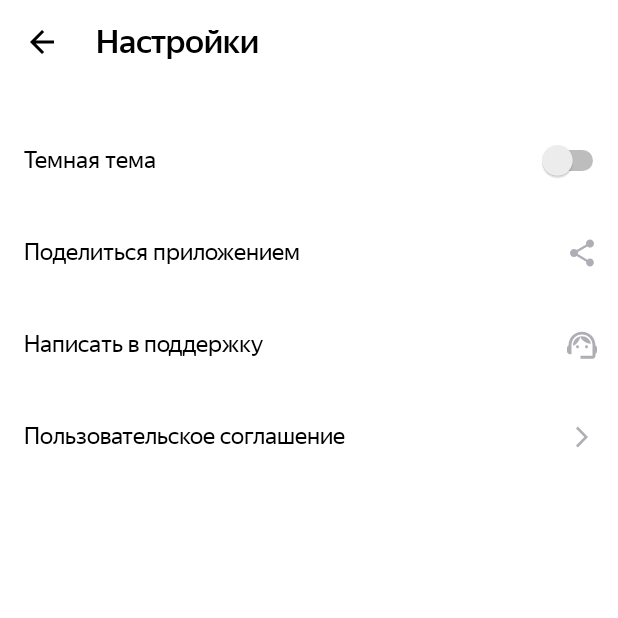
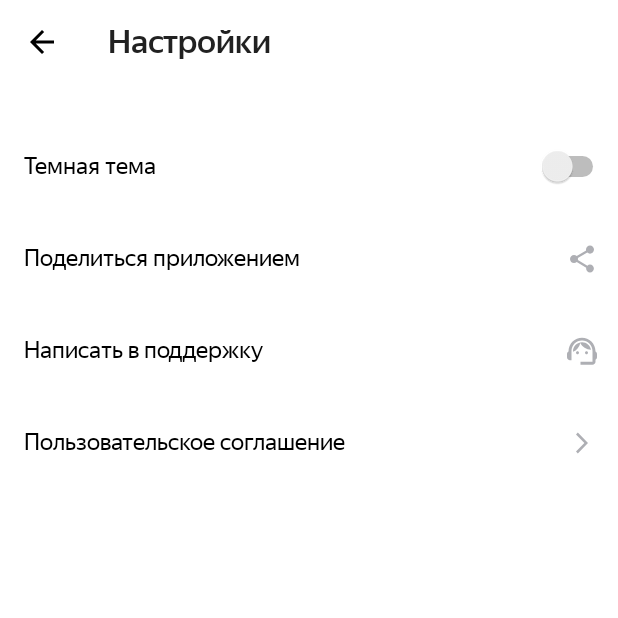
Before and after one commit to andrei-urich/Playlist_Maker, an Android app: the SettingsActivity screen opened directly, with no data from a screen before it, on a phone screen of 412 x 824 dp, the top half of it. Run offline under Robolectric (Android 15) with nearby library versions, the phone set to English and light mode, and no system bars.

Commit message:
1. Откорректировал по замечаниям (заменил нулевое значение переменной сохранения текста в строке поиске, вынес в ресурсы из мейл-интента) 2. Исправил ошибку отличия цвета тулбара в темной теме от остального фона. Оказывается, чреный цвет тулбара 1A1B22 я задал правильно (как в макете), но забыл ставить этот цвет на корневых элементах верстки экранов при переходе на темную тему. Поправил. 3. Добавил тулбар на экран Настройки, сделал стиль для тулбара.

```diff
--- a/app/src/main/java/com/example/playlistmaker/SearchActivity.kt
+++ b/app/src/main/java/com/example/playlistmaker/SearchActivity.kt
@@ -16,13 +16,13 @@ import androidx.appcompat.widget.Toolbar
 
 class SearchActivity : AppCompatActivity() {
 
-    private var searchText: String? = null
+    private var searchText = SEARCH_TEXT_BLANK
 
     override fun onCreate(savedInstanceState: Bundle?) {
         super.onCreate(savedInstanceState)
         setContentView(R.layout.activity_search)
 
-        val toolbar = findViewById<Toolbar>(R.id.tbSearch)
+        val searchToolbar = findViewById<Toolbar>(R.id.tbSearch)
         val searchBar = findViewById<EditText>(R.id.search_bar)
         val clearButton = findViewById<ImageView>(R.id.iv_clearButton)
         val searchScreen = findViewById<View>(R.id.search_main)
@@ -32,7 +32,7 @@ class SearchActivity : AppCompatActivity() {
         val inputMethodManager =
             getSystemService(Context.INPUT_METHOD_SERVICE) as? InputMethodManager
 
-        toolbar.setOnClickListener {
+        searchToolbar.setOnClickListener {
             val intent = Intent(this, MainActivity::class.java)
             startActivity(intent)
         }
@@ -78,11 +78,12 @@ class SearchActivity : AppCompatActivity() {
         persistentState: PersistableBundle?
     ) {
         super.onRestoreInstanceState(savedInstanceState, persistentState)
-        searchText = savedInstanceState?.getString(SEARCH_TEXT)
+        searchText = savedInstanceState?.getString(SEARCH_TEXT) ?: SEARCH_TEXT_BLANK
     }
 
     companion object {
         const val SEARCH_TEXT = "SEARCH_TEXT"
+        const val SEARCH_TEXT_BLANK=""
     }
 
 }
--- a/app/src/main/java/com/example/playlistmaker/SettingsActivity.kt
+++ b/app/src/main/java/com/example/playlistmaker/SettingsActivity.kt
@@ -6,6 +6,7 @@ import android.os.Bundle
 import android.widget.ImageView
 import android.widget.Switch
 import androidx.appcompat.app.AppCompatActivity
+import androidx.appcompat.widget.Toolbar
 
 
 class SettingsActivity : AppCompatActivity() {
@@ -13,14 +14,14 @@ class SettingsActivity : AppCompatActivity() {
         super.onCreate(savedInstanceState)
         setContentView(R.layout.activity_settings)
 
-        val backButton = findViewById<ImageView>(R.id.iv_Back)
+        val settingsToolbar = findViewById<Toolbar>(R.id.tbSettings)
         val themeChangeButton = findViewById<Switch>(R.id.swtch)
         val shareButton = findViewById<ImageView>(R.id.iv_option2)
         val callSupportButton = findViewById<ImageView>(R.id.iv_option3)
         val readAgreementButton = findViewById<ImageView>(R.id.iv_option4)
 
 
-        backButton.setOnClickListener {
+        settingsToolbar.setOnClickListener {
             val intent = Intent(this, MainActivity::class.java)
             startActivity(intent)
         }
@@ -34,7 +35,7 @@ class SettingsActivity : AppCompatActivity() {
         callSupportButton.setOnClickListener {
             val emailIntent = Intent(Intent.ACTION_SENDTO)
             emailIntent.data = Uri.parse("mailto:")
-            emailIntent.putExtra(Intent.EXTRA_EMAIL, arrayOf("andrei.urich@yandex.ru"))
+            emailIntent.putExtra(Intent.EXTRA_EMAIL, arrayOf(getString(R.string.supportEmail)))
             emailIntent.putExtra(
                 Intent.EXTRA_SUBJECT,
                 getString(R.string.callSupportDefaultSubject)
--- a/app/src/main/res/layout/activity_search.xml
+++ b/app/src/main/res/layout/activity_search.xml
@@ -4,22 +4,18 @@
     xmlns:tools="http://schemas.android.com/tools"
     android:id="@+id/search_main"
     android:layout_width="match_parent"
-    android:layout_height="match_parent">
+    android:layout_height="match_parent"
+    android:background="@color/primary"
+    >
 
     <!-- Тулбар -->
 
     <androidx.appcompat.widget.Toolbar
         android:id="@+id/tbSearch"
-        android:layout_width="match_parent"
-        android:layout_height="wrap_content"
-        app:layout_constraintStart_toStartOf="parent"
-        app:layout_constraintEnd_toEndOf="parent"
-        app:layout_constraintTop_toTopOf="parent"
-        android:background="@color/primary"
+        style="@style/my_toolbar"
+        app:titleTextAppearance="@style/my_toolbar"
         app:title="@string/search_head"
-        app:navigationIcon="@drawable/ic_arrow_back"
-
-        >
+        tools:ignore="MissingConstraints">
 
     </androidx.appcompat.widget.Toolbar>
 
--- a/app/src/main/res/layout/activity_settings.xml
+++ b/app/src/main/res/layout/activity_settings.xml
@@ -3,24 +3,18 @@
     xmlns:app="http://schemas.android.com/apk/res-auto"
     xmlns:tools="http://schemas.android.com/tools"
     android:layout_width="match_parent"
-    android:layout_height="match_parent">
+    android:layout_height="match_parent"
+    android:background="@color/primary">
 
-    <!-- Хедер экрана -->
+    <!-- Тулбар -->
 
-    <ImageView
-        android:id="@+id/iv_Back"
-        style="@style/header_image_style"
-        android:src="@drawable/ic_arrow_back"
-        app:layout_constraintStart_toStartOf="parent"
-        app:layout_constraintTop_toTopOf="parent"
+    <androidx.appcompat.widget.Toolbar
+        android:id="@+id/tbSettings"
+        style="@style/my_toolbar"
+        app:title="@string/setup_head"
+        tools:ignore="MissingConstraints"
+        app:titleTextAppearance="@style/my_toolbar"
         />
-
-    <TextView
-        android:id="@+id/tv_head"
-        style="@style/header_style"
-        android:text="@string/setup_head"
-        app:layout_constraintStart_toEndOf="@+id/iv_Back"
-        app:layout_constraintTop_toTopOf="parent" />
 
     <!-- первый пункт меню  -->
 
@@ -35,7 +29,7 @@
         app:layout_constraintHorizontal_chainStyle="spread_inside"
         app:layout_constraintRight_toLeftOf="@id/space_settings1"
         app:layout_constraintStart_toStartOf="parent"
-        app:layout_constraintTop_toBottomOf="@+id/tv_head" />
+        app:layout_constraintTop_toBottomOf="@+id/tbSettings" />
 
     <Space
         android:id="@+id/space_settings1"
@@ -46,7 +40,7 @@
 
         app:layout_constraintLeft_toRightOf="@id/tv_option1"
         app:layout_constraintRight_toLeftOf="@id/swtch"
-        app:layout_constraintTop_toBottomOf="@+id/tv_head" />
+        app:layout_constraintTop_toBottomOf="@+id/tbSettings" />
 
     <Switch
         android:id="@+id/swtch"
--- a/app/src/main/res/values/strings.xml
+++ b/app/src/main/res/values/strings.xml
@@ -20,6 +20,7 @@
     <string name="callSupportDefaultMessage">Спасибо разработчикам и разработчицам за крутое приложение!</string>
     <string name="callSupportDefaultSubject">Сообщение разработчикам и разработчицам приложения Playlist Maker</string>
     <string name="callSupportChooserHeader">Написать в поддержку</string>
+    <string name="supportEmail">andrei.urich@yandex.ru</string>
 
     <string name="agreement_link">https://yandex.ru/legal/practicum_offer/</string>
 
--- a/app/src/main/res/values/style.xml
+++ b/app/src/main/res/values/style.xml
@@ -62,31 +62,21 @@
 
     </style>
 
-    <!-- стили заголовков экранов -->
-
-    <!-- стиль кнопки -->
-    <style name="header_image_style">
-        <item name="android:layout_width">@dimen/minButtonHeight</item>
-        <item name="android:layout_height">@dimen/minButtonHeight</item>
-        <item name="android:layout_margin">@dimen/settings_head_margin</item>
-        <item name="android:clickable">true</item>
-        <item name="android:padding">@dimen/screen_padding_small</item>
-        <item name="tint">@color/back_arrow</item>
+    <!-- стиль Тулбара -->
+    <style name="my_toolbar">
+        <item name="android:layout_width">match_parent</item>
+        <item name="android:layout_height">wrap_content</item>
+        <item name="layout_constraintStart_toStartOf">parent</item>
+        <item name="layout_constraintEnd_toEndOf">parent</item>
+        <item name="layout_constraintTop_toTopOf">parent</item>
+        <item name="android:background">@color/primary</item>
+        <item name="navigationIcon">@drawable/ic_arrow_back</item>
+        <item name="android:fontFamily">@font/ys_display_medium</item>
+        <item name="android:textSize">@dimen/h1</item>
+    </style>
 
 
-    </style>
-
-    <!-- стиль Заголовка экрана -->
-    <style name="header_style">
-        <item name="android:layout_width">wrap_content</item>
-        <item name="android:layout_height">@dimen/minButtonHeight</item>
-        <item name="android:layout_marginVertical">@dimen/settings_head_margin</item>
-        <item name="android:fontFamily">@font/ys_display_medium</item>
-        <item name="android:gravity">center_vertical</item>
-        <item name="android:paddingStart">@dimen/screen_padding_small</item>
-        <item name="android:textColor">@color/text_primary</item>
-        <item name="android:textSize">@dimen/h1</item>
 
 
-    </style>
+
 </resources>
```
